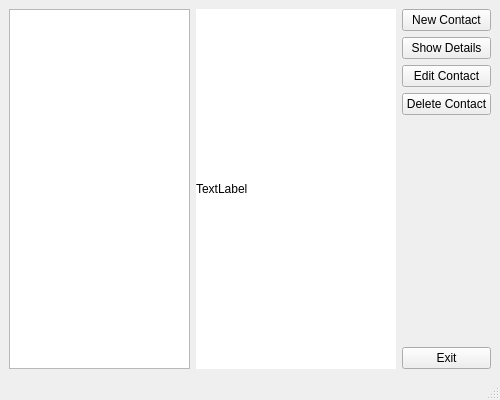
This is contacts.ui in delivite/phonebook as Qt 5 draws it before an edit. The edited form follows.
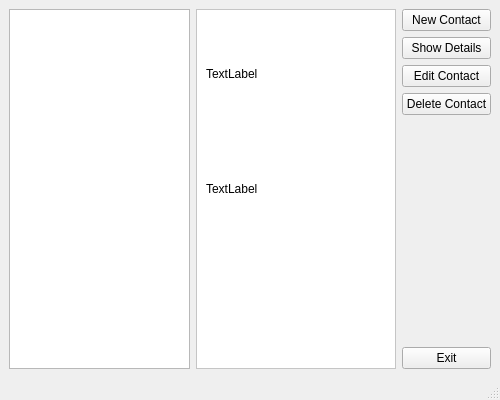
This is the edited form.

Diff of the .ui file:
```diff
--- a/contacts.ui
+++ b/contacts.ui
@@ -84,7 +84,7 @@
      </widget>
     </item>
     <item row="0" column="2">
-     <widget class="QLabel" name="label">
+     <widget class="QFrame" name="frame">
       <property name="minimumSize">
        <size>
         <width>200</width>
@@ -94,9 +94,38 @@
       <property name="styleSheet">
        <string notr="true">background-color: rgb(255, 255, 255);</string>
       </property>
-      <property name="text">
-       <string>TextLabel</string>
+      <property name="frameShape">
+       <enum>QFrame::StyledPanel</enum>
       </property>
+      <property name="frameShadow">
+       <enum>QFrame::Raised</enum>
+      </property>
+      <layout class="QVBoxLayout" name="verticalLayout_2">
+       <item>
+        <widget class="QLabel" name="name_show">
+         <property name="styleSheet">
+          <string notr="true">font: 75 12pt &quot;Segoe Print&quot;;</string>
+         </property>
+         <property name="text">
+          <string>TextLabel</string>
+         </property>
+        </widget>
+       </item>
+       <item>
+        <widget class="QLabel" name="phone_show">
+         <property name="text">
+          <string>TextLabel</string>
+         </property>
+        </widget>
+       </item>
+       <item>
+        <widget class="QLabel" name="email_show">
+         <property name="text">
+          <string/>
+         </property>
+        </widget>
+       </item>
+      </layout>
      </widget>
     </item>
    </layout>
```
